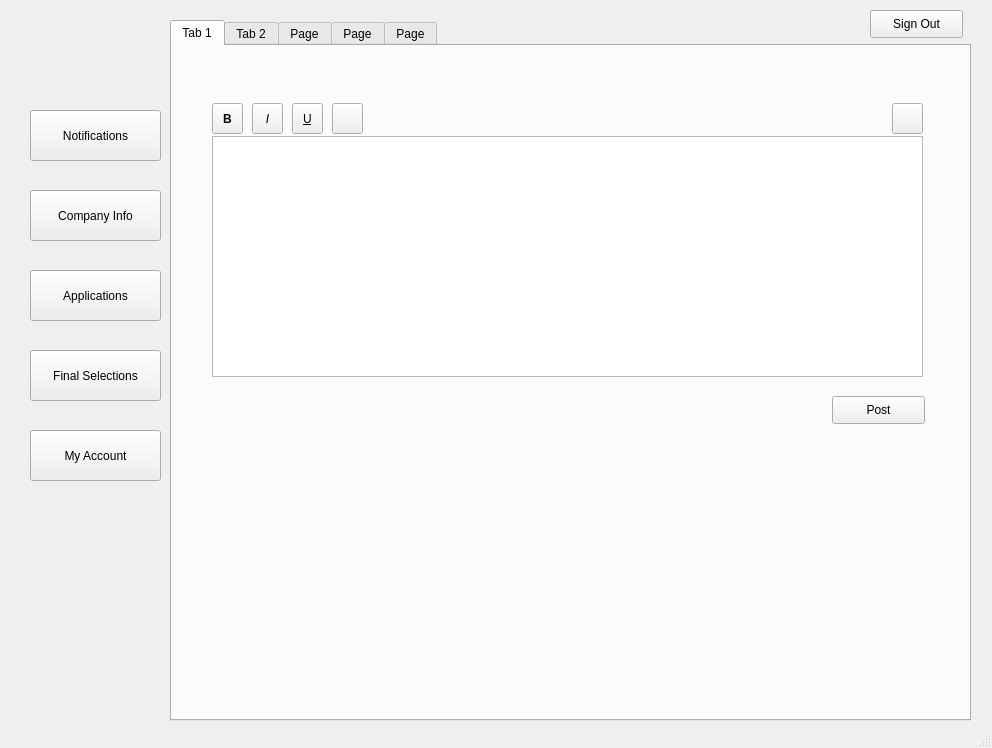
This is frontend/ui/placement_cell_recruiter.ui in raghuvanshraj/Placement-Cell-Management-System as Qt 5 draws it before an edit. The edited form follows.
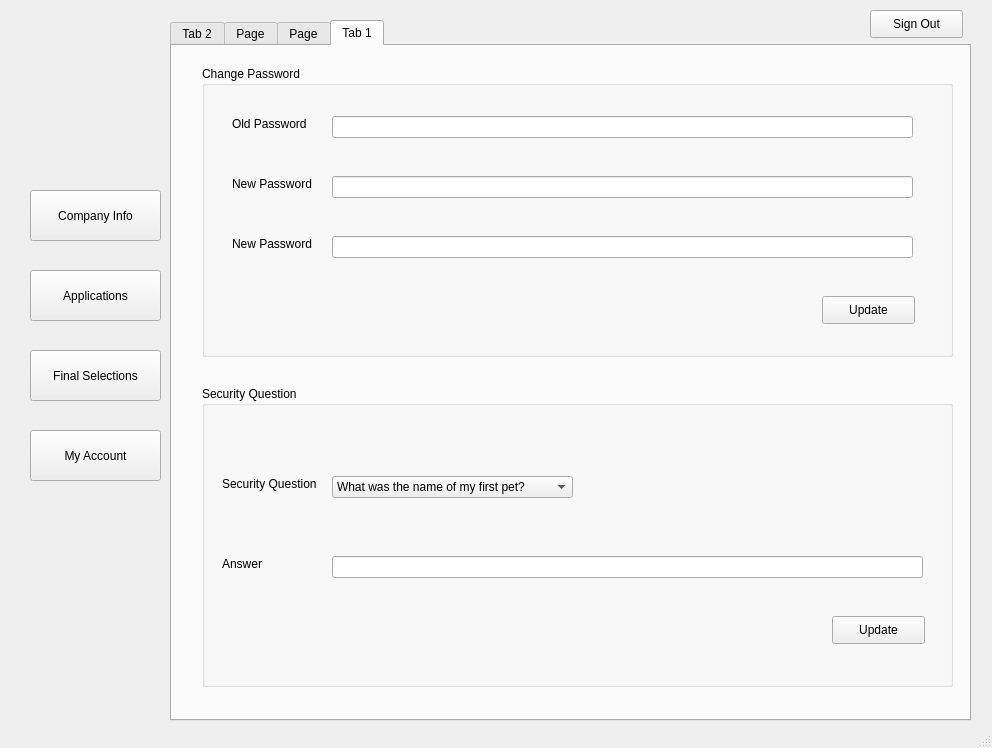
This is the edited form. The open tabs and pages were chosen to show the change. Icons and pictures are not drawn.

```diff
--- a/frontend/ui/placement_cell_recruiter.ui
+++ b/frontend/ui/placement_cell_recruiter.ui
@@ -63,32 +63,6 @@
      </size>
     </property>
    </widget>
-   <widget class="QPushButton" name="pushButton">
-    <property name="geometry">
-     <rect>
-      <x>30</x>
-      <y>110</y>
-      <width>131</width>
-      <height>51</height>
-     </rect>
-    </property>
-    <property name="text">
-     <string>Notifications</string>
-    </property>
-    <property name="icon">
-     <iconset resource="../icons.qrc">
-      <normaloff>:/icons/Notifications.png</normaloff>:/icons/Notifications.png</iconset>
-    </property>
-    <property name="iconSize">
-     <size>
-      <width>25</width>
-      <height>25</height>
-     </size>
-    </property>
-    <property name="checkable">
-     <bool>false</bool>
-    </property>
-   </widget>
    <widget class="QPushButton" name="pushButton_5">
     <property name="geometry">
      <rect>
@@ -170,136 +144,6 @@
     <property name="currentIndex">
      <number>1</number>
     </property>
-    <widget class="QWidget" name="tab">
-     <attribute name="title">
-      <string>Tab 1</string>
-     </attribute>
-     <widget class="QTextEdit" name="textEdit_3">
-      <property name="geometry">
-       <rect>
-        <x>40</x>
-        <y>90</y>
-        <width>711</width>
-        <height>241</height>
-       </rect>
-      </property>
-     </widget>
-     <widget class="QToolButton" name="toolButton_12">
-      <property name="geometry">
-       <rect>
-        <x>40</x>
-        <y>57</y>
-        <width>31</width>
-        <height>31</height>
-       </rect>
-      </property>
-      <property name="font">
-       <font>
-        <weight>75</weight>
-        <bold>true</bold>
-       </font>
-      </property>
-      <property name="text">
-       <string>B</string>
-      </property>
-     </widget>
-     <widget class="QToolButton" name="toolButton_13">
-      <property name="geometry">
-       <rect>
-        <x>80</x>
-        <y>57</y>
-        <width>31</width>
-        <height>31</height>
-       </rect>
-      </property>
-      <property name="font">
-       <font>
-        <weight>50</weight>
-        <italic>true</italic>
-        <bold>false</bold>
-       </font>
-      </property>
-      <property name="text">
-       <string>I</string>
-      </property>
-     </widget>
-     <widget class="QToolButton" name="toolButton_14">
-      <property name="geometry">
-       <rect>
-        <x>120</x>
-        <y>57</y>
-        <width>31</width>
-        <height>31</height>
-       </rect>
-      </property>
-      <property name="font">
-       <font>
-        <weight>50</weight>
-        <italic>false</italic>
-        <bold>false</bold>
-        <underline>true</underline>
-       </font>
-      </property>
-      <property name="text">
-       <string>U</string>
-      </property>
-     </widget>
-     <widget class="QToolButton" name="toolButton_15">
-      <property name="geometry">
-       <rect>
-        <x>160</x>
-        <y>57</y>
-        <width>31</width>
-        <height>31</height>
-       </rect>
-      </property>
-      <property name="text">
-       <string/>
-      </property>
-      <property name="icon">
-       <iconset resource="../icons.qrc">
-        <normaloff>:/icons/yellowhighlighter.png</normaloff>:/icons/yellowhighlighter.png</iconset>
-      </property>
-     </widget>
-     <widget class="QPushButton" name="pushButton_16">
-      <property name="geometry">
-       <rect>
-        <x>660</x>
-        <y>350</y>
-        <width>93</width>
-        <height>28</height>
-       </rect>
-      </property>
-      <property name="text">
-       <string>Post</string>
-      </property>
-     </widget>
-     <widget class="QToolButton" name="toolButton_17">
-      <property name="geometry">
-       <rect>
-        <x>720</x>
-        <y>57</y>
-        <width>31</width>
-        <height>31</height>
-       </rect>
-      </property>
-      <property name="font">
-       <font>
-        <weight>50</weight>
-        <italic>false</italic>
-        <bold>false</bold>
-        <underline>true</underline>
-       </font>
-      </property>
-      <property name="text">
-       <string/>
-      </property>
-      <property name="icon">
-       <iconset resource="../icons.qrc">
-        <normaloff>:/icons/attachment.png</normaloff>:/icons/attachment.png</iconset>
-      </property>
-     </widget>
-    </widget>
     <widget class="QWidget" name="tab_2">
      <attribute name="title">
       <string>Tab 2</string>
@@ -810,131 +654,27 @@
       </property>
      </widget>
     </widget>
-    <widget class="QWidget" name="tab_5">
+    <widget class="QWidget" name="tab">
      <attribute name="title">
-      <string>Page</string>
+      <string>Tab 1</string>
      </attribute>
-     <widget class="QGroupBox" name="groupBox_4">
+     <widget class="QGroupBox" name="groupBox_10">
       <property name="geometry">
        <rect>
-        <x>20</x>
-        <y>30</y>
+        <x>30</x>
+        <y>340</y>
         <width>751</width>
-        <height>231</height>
-       </rect>
-      </property>
-      <property name="title">
-       <string>Change Password</string>
-      </property>
-      <widget class="QLabel" name="label_27">
-       <property name="geometry">
-        <rect>
-         <x>30</x>
-         <y>50</y>
-         <width>81</width>
-         <height>16</height>
-        </rect>
-       </property>
-       <property name="text">
-        <string>Old Password</string>
-       </property>
-      </widget>
-      <widget class="QLineEdit" name="lineEdit_18">
-       <property name="geometry">
-        <rect>
-         <x>130</x>
-         <y>50</y>
-         <width>581</width>
-         <height>22</height>
-        </rect>
-       </property>
-       <property name="echoMode">
-        <enum>QLineEdit::Password</enum>
-       </property>
-      </widget>
-      <widget class="QLabel" name="label_28">
-       <property name="geometry">
-        <rect>
-         <x>30</x>
-         <y>90</y>
-         <width>91</width>
-         <height>16</height>
-        </rect>
-       </property>
-       <property name="text">
-        <string>New Password</string>
-       </property>
-      </widget>
-      <widget class="QLabel" name="label_29">
-       <property name="geometry">
-        <rect>
-         <x>30</x>
-         <y>130</y>
-         <width>91</width>
-         <height>16</height>
-        </rect>
-       </property>
-       <property name="text">
-        <string>New Password</string>
-       </property>
-      </widget>
-      <widget class="QLineEdit" name="lineEdit_19">
-       <property name="geometry">
-        <rect>
-         <x>130</x>
-         <y>130</y>
-         <width>581</width>
-         <height>22</height>
-        </rect>
-       </property>
-       <property name="echoMode">
-        <enum>QLineEdit::Password</enum>
-       </property>
-      </widget>
-      <widget class="QLineEdit" name="lineEdit_20">
-       <property name="geometry">
-        <rect>
-         <x>130</x>
-         <y>90</y>
-         <width>581</width>
-         <height>22</height>
-        </rect>
-       </property>
-       <property name="echoMode">
-        <enum>QLineEdit::Password</enum>
-       </property>
-      </widget>
-      <widget class="QPushButton" name="pushButton_9">
-       <property name="geometry">
-        <rect>
-         <x>610</x>
-         <y>170</y>
-         <width>93</width>
-         <height>28</height>
-        </rect>
-       </property>
-       <property name="text">
-        <string>Update</string>
-       </property>
-      </widget>
-     </widget>
-     <widget class="QGroupBox" name="groupBox_6">
-      <property name="geometry">
-       <rect>
-        <x>20</x>
-        <y>290</y>
-        <width>751</width>
-        <height>211</height>
+        <height>301</height>
        </rect>
       </property>
       <property name="title">
        <string>Security Question</string>
       </property>
-      <widget class="QLabel" name="label_30">
+      <widget class="QLabel" name="label_45">
        <property name="geometry">
         <rect>
          <x>20</x>
-         <y>50</y>
+         <y>90</y>
          <width>101</width>
          <height>16</height>
         </rect>
@@ -943,11 +683,11 @@
         <string>Security Question</string>
        </property>
       </widget>
-      <widget class="QComboBox" name="comboBox_3">
+      <widget class="QComboBox" name="comboBox_5">
        <property name="geometry">
         <rect>
          <x>130</x>
-         <y>50</y>
+         <y>90</y>
          <width>241</width>
          <height>22</height>
         </rect>
@@ -988,11 +728,11 @@
         </property>
        </item>
       </widget>
-      <widget class="QLabel" name="label_31">
+      <widget class="QLabel" name="label_46">
        <property name="geometry">
         <rect>
          <x>20</x>
-         <y>100</y>
+         <y>170</y>
          <width>101</width>
          <height>16</height>
         </rect>
@@ -1001,21 +741,125 @@
         <string>Answer</string>
        </property>
       </widget>
-      <widget class="QLineEdit" name="lineEdit_21">
+      <widget class="QLineEdit" name="lineEdit_40">
        <property name="geometry">
         <rect>
          <x>130</x>
-         <y>100</y>
+         <y>170</y>
          <width>591</width>
          <height>22</height>
         </rect>
        </property>
       </widget>
-      <widget class="QPushButton" name="pushButton_10">
+      <widget class="QPushButton" name="pushButton_13">
+       <property name="geometry">
+        <rect>
+         <x>630</x>
+         <y>230</y>
+         <width>93</width>
+         <height>28</height>
+        </rect>
+       </property>
+       <property name="text">
+        <string>Update</string>
+       </property>
+      </widget>
+     </widget>
+     <widget class="QGroupBox" name="groupBox_11">
+      <property name="geometry">
+       <rect>
+        <x>30</x>
+        <y>20</y>
+        <width>751</width>
+        <height>291</height>
+       </rect>
+      </property>
+      <property name="title">
+       <string>Change Password</string>
+      </property>
+      <widget class="QLabel" name="label_47">
+       <property name="geometry">
+        <rect>
+         <x>30</x>
+         <y>50</y>
+         <width>81</width>
+         <height>16</height>
+        </rect>
+       </property>
+       <property name="text">
+        <string>Old Password</string>
+       </property>
+      </widget>
+      <widget class="QLineEdit" name="lineEdit_41">
+       <property name="geometry">
+        <rect>
+         <x>130</x>
+         <y>50</y>
+         <width>581</width>
+         <height>22</height>
+        </rect>
+       </property>
+       <property name="echoMode">
+        <enum>QLineEdit::Password</enum>
+       </property>
+      </widget>
+      <widget class="QLabel" name="label_48">
+       <property name="geometry">
+        <rect>
+         <x>30</x>
+         <y>110</y>
+         <width>91</width>
+         <height>16</height>
+        </rect>
+       </property>
+       <property name="text">
+        <string>New Password</string>
+       </property>
+      </widget>
+      <widget class="QLabel" name="label_49">
+       <property name="geometry">
+        <rect>
+         <x>30</x>
+         <y>170</y>
+         <width>91</width>
+         <height>16</height>
+        </rect>
+       </property>
+       <property name="text">
+        <string>New Password</string>
+       </property>
+      </widget>
+      <widget class="QLineEdit" name="lineEdit_42">
+       <property name="geometry">
+        <rect>
+         <x>130</x>
+         <y>170</y>
+         <width>581</width>
+         <height>22</height>
+        </rect>
+       </property>
+       <property name="echoMode">
+        <enum>QLineEdit::Password</enum>
+       </property>
+      </widget>
+      <widget class="QLineEdit" name="lineEdit_43">
+       <property name="geometry">
+        <rect>
+         <x>130</x>
+         <y>110</y>
+         <width>581</width>
+         <height>22</height>
+        </rect>
+       </property>
+       <property name="echoMode">
+        <enum>QLineEdit::Password</enum>
+       </property>
+      </widget>
+      <widget class="QPushButton" name="pushButton_14">
        <property name="geometry">
         <rect>
          <x>620</x>
-         <y>160</y>
+         <y>230</y>
          <width>93</width>
          <height>28</height>
         </rect>
```
Left out of the diff: 48 changed lines with no effect on the pictures.
